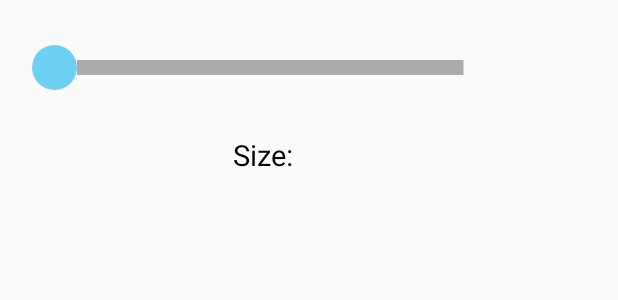
After one commit to Robenya/AndroidStudio, an Android app: the layout dialog_brush_seekbar.xml on its own in the app's theme, with its tools: preview values and no code run, on a phone screen of 412 x 824 dp. The commit adds this screen. Shown: the top 300 px of the screen. Run offline under Robolectric (Android 15) with nearby library versions, the phone set to English and light mode, and no system bars.

Commit message:
Cambio de tamaño con seekbar

```diff
--- /dev/null
+++ b/DrawingApp/app/src/main/res/drawable/seek_bar.xml
@@ -0,0 +1,33 @@
+<?xml version="1.0" encoding="utf-8"?>
+<layer-list xmlns:android="http://schemas.android.com/apk/res/android">
+<item android:id="@android:id/background">
+    <shape
+        android:shape="line">
+        <stroke
+            android:color="#ABABAB"
+            android:width="@dimen/seek_bar_thickness"/>
+    </shape>
+</item>
+
+<item android:id="@android:id/progress">
+    <clip>
+        <shape
+            android:shape="line">
+            <stroke
+                android:color="@color/colorPrimaryDark"
+                android:width="@dimen/seek_bar_thickness"/>
+        </shape>
+    </clip>
+</item>
+
+<item android:id="@android:id/secondaryProgress">
+    <clip>
+        <shape
+            android:shape="line">
+            <stroke
+                android:color="#3399CC"
+                android:width="@dimen/seek_bar_thickness"/>
+        </shape>
+    </clip>
+</item>
+</layer-list>
--- /dev/null
+++ b/DrawingApp/app/src/main/res/drawable/seek_thumb.xml
@@ -0,0 +1,9 @@
+<?xml version="1.0" encoding="utf-8"?>
+<shape xmlns:android="http://schemas.android.com/apk/res/android"
+    android:shape="oval">
+    <size
+        android:height="@dimen/seek_bar_thumb_size"
+        android:width="@dimen/seek_bar_thumb_size"
+        />
+    <solid android:color="@color/colorPrimary"/>
+</shape>
--- a/DrawingApp/app/src/main/res/layout/activity_main.xml
+++ b/DrawingApp/app/src/main/res/layout/activity_main.xml
@@ -42,6 +42,7 @@
         app:layout_constraintRight_toRightOf="parent"
         app:layout_constraintTop_toBottomOf="@id/fl_drawing_view_container"
         >
+
         <ImageButton
             android:layout_width="25dp"
             android:layout_height="25dp"
@@ -132,6 +133,7 @@
             android:background="@color/brown"
             android:src="@drawable/palette_normal"
             android:tag="@color/brown"/>
+
     </LinearLayout>
 
     <LinearLayout
--- /dev/null
+++ b/DrawingApp/app/src/main/res/layout/dialog_brush_seekbar.xml
@@ -0,0 +1,30 @@
+<?xml version="1.0" encoding="utf-8"?>
+<LinearLayout
+    xmlns:android="http://schemas.android.com/apk/res/android"
+    android:orientation="vertical"
+    android:layout_width="350dp"
+    android:layout_height="wrap_content">
+
+
+    <SeekBar
+        android:id="@+id/sb_brush_picker"
+        android:layout_width="match_parent"
+        android:layout_height="wrap_content"
+        android:thumb="@drawable/seek_thumb"
+        android:progressDrawable="@drawable/seek_bar"
+        android:padding="10dp"
+        android:max="25"
+        android:min="1"
+        android:layout_margin="20dp"/>
+
+    <TextView
+        android:id="@+id/tv_seekBar"
+        android:layout_width="match_parent"
+        android:layout_height="wrap_content"
+        android:text="Size:"
+        android:textSize="19sp"
+        android:textColor="@android:color/black"
+        android:gravity="center_horizontal"
+        android:layout_marginBottom="20dp"/>
+
+</LinearLayout>
--- a/DrawingApp/app/src/main/res/values/colors.xml
+++ b/DrawingApp/app/src/main/res/values/colors.xml
@@ -1,8 +1,8 @@
 <?xml version="1.0" encoding="utf-8"?>
 <resources>
-    <color name="colorPrimary">#6200EE</color>
-    <color name="colorPrimaryDark">#3700B3</color>
-    <color name="colorAccent">#03DAC5</color>
+    <color name="colorPrimary">#6ED1F3</color>
+    <color name="colorPrimaryDark">#1880A4</color>
+    <color name="colorAccent">#C5F0FF</color>
 
     <color name="skin">#ffcc99</color>
     <color name="black">#000000</color>
--- /dev/null
+++ b/DrawingApp/app/src/main/res/values/dimensions.xml
@@ -0,0 +1,5 @@
+<?xml version="1.0" encoding="utf-8"?>
+<resources>
+    <dimen name="seek_bar_thickness">10dp</dimen>
+    <dimen name="seek_bar_thumb_size">30dp</dimen>
+</resources>
```
Also changed, not shown: DrawingApp/app/src/main/java/com/example/drawingapp/MainActivity.kt (+180 -23 lines), DrawingApp/app/src/main/res/drawable/large.xml (deleted, +0 -10 lines), DrawingApp/app/src/main/res/drawable/medium.xml (deleted, +0 -10 lines), DrawingApp/app/src/main/res/drawable/small.xml (deleted, +0 -10 lines), DrawingApp/app/src/main/res/layout/dialog_brush_size.xml (deleted, +0 -44 lines).
